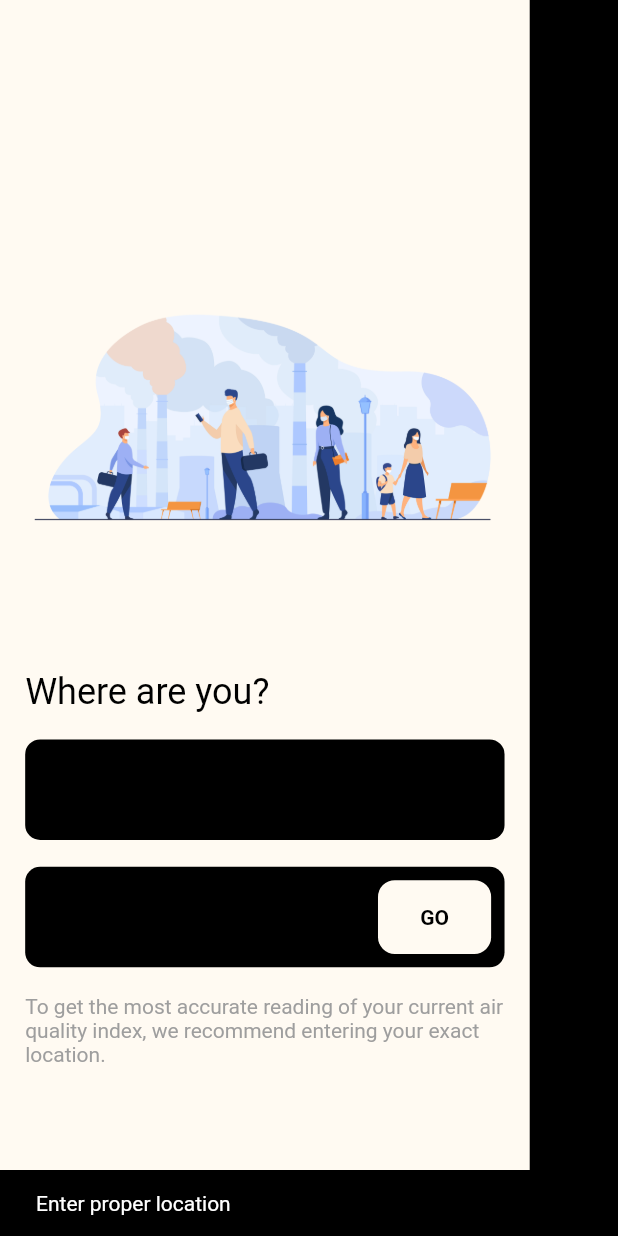
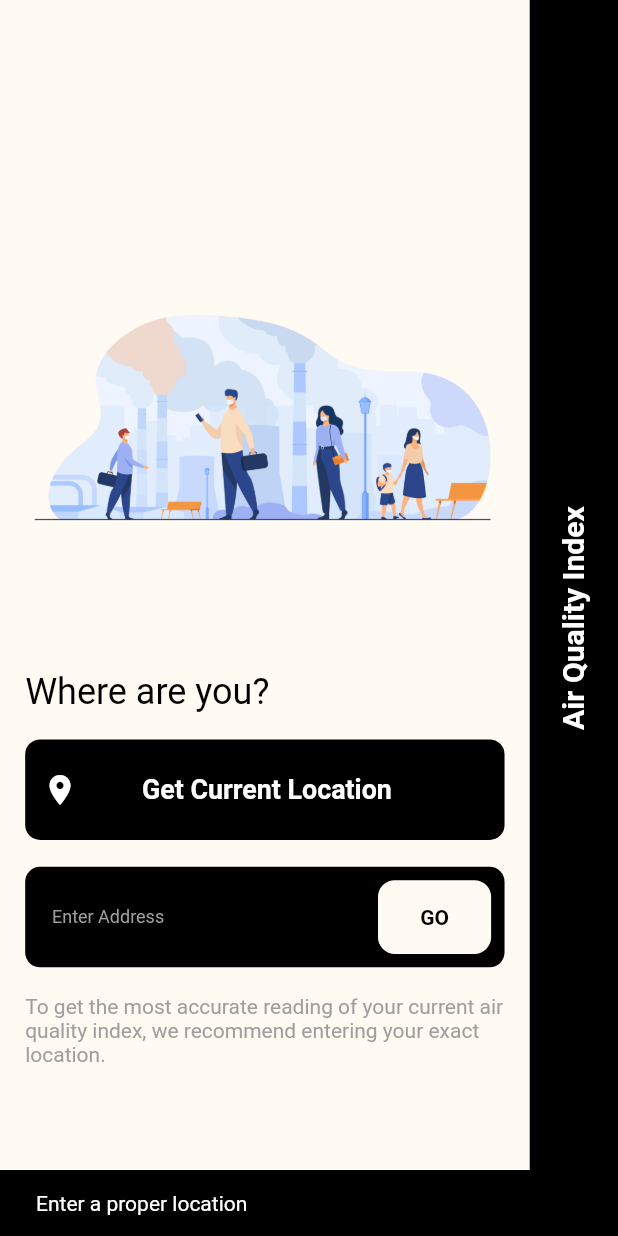
Before and after one commit to ikramhasan/Air-Quality-Index-Mobile, a Flutter app: the screen it shows after launch, after a tap on "GO", on a phone screen of 412 x 824 dp. Run offline on Flutter 3.47's test engine with Material 2 defaults, Android fonts, the phone set to English and light mode, and no system bars; our stand-ins replace flutter_screenutil, flutter_spinkit, flutter_svg, font_awesome_flutter, get, get_storage and 6 more; missing offline and left inert: expansion_card.

Commit message:
fixed location page theme color

```diff
--- a/lib/pages/location_page/widgets/build_address_field.dart
+++ b/lib/pages/location_page/widgets/build_address_field.dart
@@ -25,9 +25,12 @@ buildAddressTextField({
                 controller: controller,
                 style: GoogleFonts.faunaOne(),
                 decoration: InputDecoration(
-                    hintText: 'Enter Address',
-                    contentPadding: EdgeInsets.all(8.h),
-                    hintStyle: GoogleFonts.faunaOne()),
+                  hintText: 'Enter Address',
+                  contentPadding: EdgeInsets.all(8.h),
+                  hintStyle: GoogleFonts.faunaOne(
+                    color: Colors.grey,
+                  ),
+                ),
               ),
             ),
           ),
@@ -41,7 +44,7 @@ buildAddressTextField({
                         .hasMatch(controller.text)) {
                   ScaffoldMessenger.of(context).showSnackBar(
                     SnackBar(
-                      content: Text('Enter proper location'),
+                      content: Text('Enter a proper location'),
                     ),
                   );
                 } else {
--- a/lib/pages/location_page/widgets/build_current_location_button.dart
+++ b/lib/pages/location_page/widgets/build_current_location_button.dart
@@ -31,8 +31,11 @@ buildCurrentLocationButton(BuildContext context) {
         child: Row(
           children: [
             Padding(
-              padding:  EdgeInsets.all(10.h),
-              child: Icon(Icons.place),
+              padding: EdgeInsets.all(10.h),
+              child: Icon(
+                Icons.place,
+                color: Colors.white,
+              ),
             ),
             SizedBox(width: 30.w),
             Text(
@@ -40,6 +43,7 @@ buildCurrentLocationButton(BuildContext context) {
               style: GoogleFonts.faunaOne(
                 fontWeight: FontWeight.bold,
                 fontSize: 16.h,
+                color: Colors.white,
               ),
             ),
           ],
--- a/lib/pages/location_page/widgets/build_side_bar.dart
+++ b/lib/pages/location_page/widgets/build_side_bar.dart
@@ -16,6 +16,7 @@ buildSideBar(BuildContext context) {
             style: GoogleFonts.faunaOne(
               fontSize: 18.h,
               fontWeight: FontWeight.bold,
+              color: Colors.white,
             ),
           ),
         ),
```
